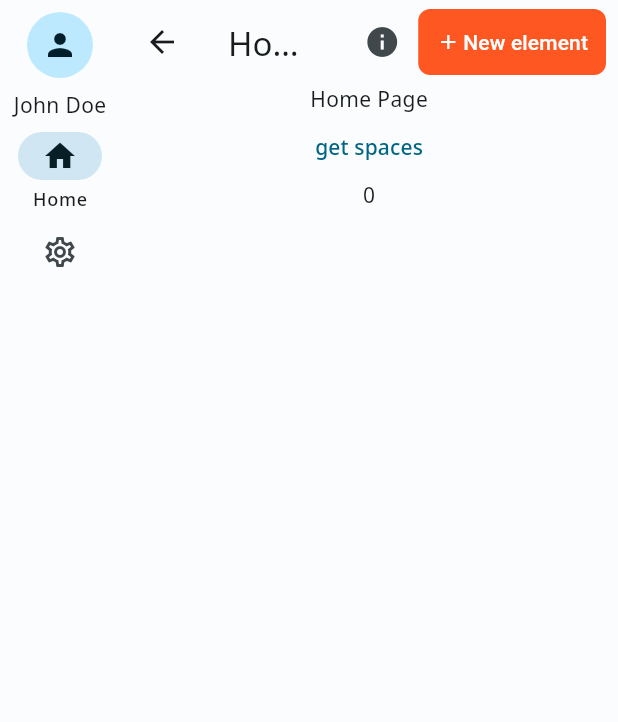
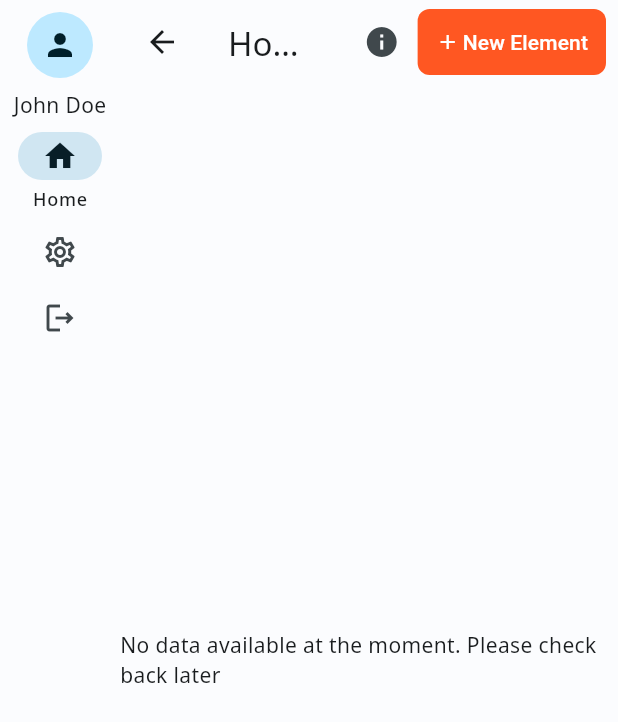
Before and after one commit to hryacosta/password, a Flutter app: the DesktopPage screen opened directly, after a tap on "Home", on a phone screen of 412 x 824 dp. Shown: the top 722 px of the screen. Run offline on Flutter 3.47's test engine with Material 3 defaults, Android fonts, the phone set to English and light mode, and no system bars; our stand-ins replace chopper, connectivity_plus, equatable, fpdart, get_it, go_router and 4 more; missing offline and left inert: fzregex; accounts and stored records are empty; generated files the repository leaves out were written again; network calls fail; project files that could hold a hidden picture were left out.

Commit message:
core: update

```diff
--- a/lib/presentation/providers/home_provider.dart
+++ b/lib/presentation/providers/home_provider.dart
@@ -1,7 +1,6 @@
 import 'package:flutter/foundation.dart';
 import 'package:fpdart/fpdart.dart';
 import 'package:password/config/injectable.dart';
-import 'package:password/core/utils/logger.dart';
 import 'package:password/domain/entities/space_entity.dart';
 import 'package:password/domain/usecases/get_spaces.dart';
 
@@ -10,14 +9,17 @@ class HomeProvider with ChangeNotifier {
 
   List<SpaceEntity> spaces = [];
 
-  Future<void> getSpaces() async {
+  Future<List<SpaceEntity>> getSpaces() async {
     final result = await sl<GetSpaces>()();
-    logger.d(result);
 
     if (result.isRight()) {
-      spaces.addAll(result.getRight().getOrElse(() => []));
+      final spacesList = result.getRight().getOrElse(() => []);
+
+      spaces.addAll(spacesList);
+
+      return spacesList;
     }
 
-    notifyListeners();
+    return [];
   }
 }
--- a/lib/presentation/views/app/desktop_page.dart
+++ b/lib/presentation/views/app/desktop_page.dart
@@ -1,6 +1,7 @@
 import 'package:flutter/material.dart';
 import 'package:google_fonts/google_fonts.dart';
 import 'package:password/core/utils/app_localization.dart';
+import 'package:password/presentation/route/app_route.dart';
 import 'package:password/presentation/views/home/dialog_new_element.dart';
 import 'package:password/presentation/views/home/home_page.dart';
 import 'package:password/presentation/views/settings/settings_page.dart';
@@ -17,19 +18,25 @@ class _DesktopPageState extends State<DesktopPage> {
 
   @override
   Widget build(BuildContext context) {
+    final localization = AppLocalization.of(context);
     return Row(
       children: [
         NavigationRail(
-          destinations: const [
+          destinations: [
             NavigationRailDestination(
-              icon: Icon(Icons.home_outlined),
-              selectedIcon: Icon(Icons.home),
-              label: Text('Home'),
+              icon: const Icon(Icons.home_outlined),
+              selectedIcon: const Icon(Icons.home),
+              label: Text(localization.home),
             ),
             NavigationRailDestination(
-              icon: Icon(Icons.settings_outlined),
-              selectedIcon: Icon(Icons.settings),
-              label: Text('Settings'),
+              icon: const Icon(Icons.settings_outlined),
+              selectedIcon: const Icon(Icons.settings),
+              label: Text(localization.settings),
+            ),
+            NavigationRailDestination(
+              icon: const Icon(Icons.logout_outlined),
+              selectedIcon: const Icon(Icons.logout),
+              label: Text(localization.logout),
             ),
           ],
           selectedIndex: _selectedIndex,
@@ -39,11 +46,10 @@ class _DesktopPageState extends State<DesktopPage> {
           leading: const Profile(),
           elevation: 4,
         ),
-        // const VerticalDivider(thickness: 1, width: 1),
         Expanded(
           child: Scaffold(
             appBar: AppBar(
-              title: const Text('Home Page'),
+              title: getTitle(),
               actions: [
                 IconButton(
                   icon: const Icon(Icons.info_sharp),
@@ -95,7 +101,24 @@ class _DesktopPageState extends State<DesktopPage> {
     );
   }
 
+  Widget getTitle() {
+    final localization = AppLocalization.of(context);
+
+    switch (_selectedIndex) {
+      case 0:
+        return Text(localization.home);
+      case 1:
+        return Text(localization.settings);
+      default:
+        return Text(localization.home);
+    }
+  }
+
   void _onDestinationSelected(int index) {
+    if (_selectedIndex == 2) {
+      const LoginRoute().go(context);
+    }
+
     setState(() {
       _selectedIndex = index;
     });
--- a/lib/presentation/views/home/home_page.dart
+++ b/lib/presentation/views/home/home_page.dart
@@ -1,4 +1,7 @@
 import 'package:flutter/material.dart';
+import 'package:password/core/utils/app_localization.dart';
+import 'package:password/core/utils/logger.dart';
+import 'package:password/domain/entities/space_entity.dart';
 import 'package:password/presentation/providers/home_provider.dart';
 import 'package:password/presentation/route/app_route.dart';
 import 'package:provider/provider.dart';
@@ -12,38 +15,49 @@ class HomePage extends StatefulWidget {
 
 class _HomePageState extends State<HomePage> {
   late HomeProvider _controller;
+  late Future<List<SpaceEntity>> _getSpaces;
 
   @override
   void initState() {
     _controller = HomeProvider();
-
+    _getSpaces = _controller.getSpaces();
     super.initState();
   }
 
   @override
   Widget build(BuildContext context) {
+    final localization = AppLocalization.of(context);
     return ChangeNotifierProvider(
       create: (_) => _controller,
-      builder: (context, child) => Scaffold(
-        body: Column(
-          children: [
-            const Center(
-              child: Text('Home Page'),
-            ),
-            TextButton(
-              onPressed: onPressedSpaces,
-              child: const Text('get spaces'),
-            ),
-            Consumer<HomeProvider>(
-              builder: (
-                BuildContext context,
-                HomeProvider value,
-                Widget? child,
-              ) =>
-                  Text(value.spaces.length.toString()),
-            ),
-          ],
-        ),
+      builder: (context, child) => FutureBuilder<List<SpaceEntity>>(
+        future: _getSpaces,
+        builder: (context, snapshot) {
+          if (snapshot.connectionState
+              case ConnectionState.done || ConnectionState.active) {
+            if (snapshot.hasData && snapshot.data!.isNotEmpty) {
+              final spaces = snapshot.data!;
+              return ListView.builder(
+                itemCount: spaces.length,
+                itemBuilder: (context, index) {
+                  return ListTile(
+                    title: Text(
+                      spaces[index].location,
+                    ),
+                    onTap: () {},
+                  );
+                },
+              );
+            }
+
+            return Center(
+              child: Text(localization.noDataAvailable),
+            );
+          }
+
+          return const Center(
+            child: CircularProgressIndicator(),
+          );
+        },
       ),
     );
   }
```
Also changed, not shown: lib/l10n/app_en.arb (+6 -2 lines), lib/l10n/app_es.arb (+26 -21 lines).
